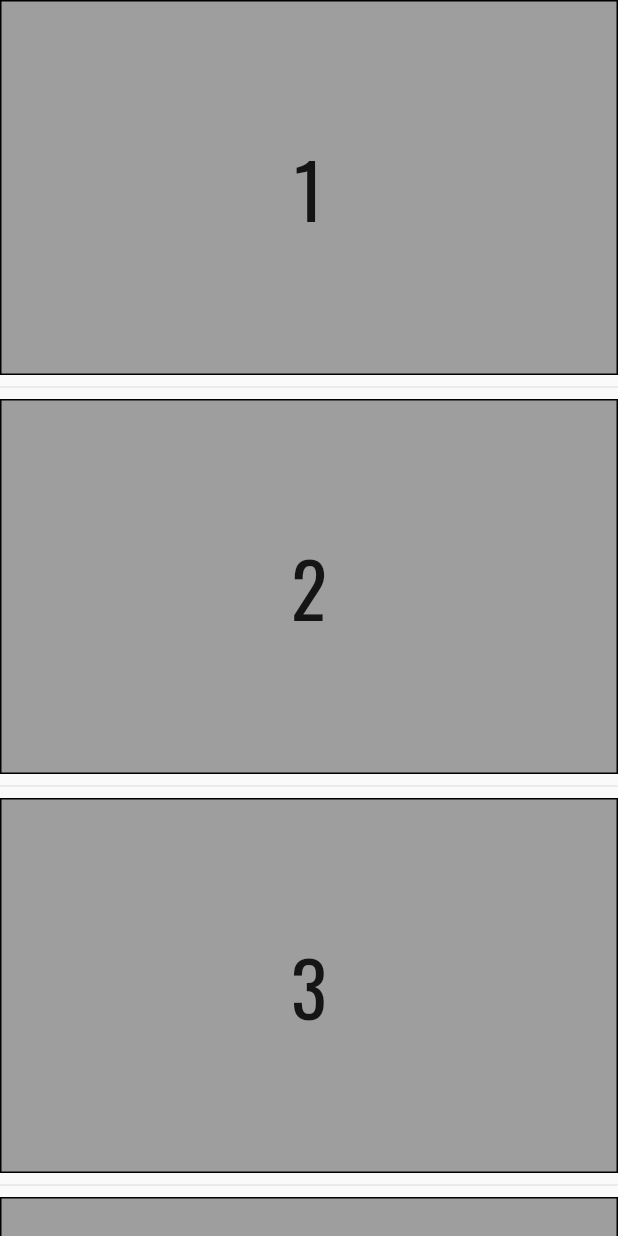
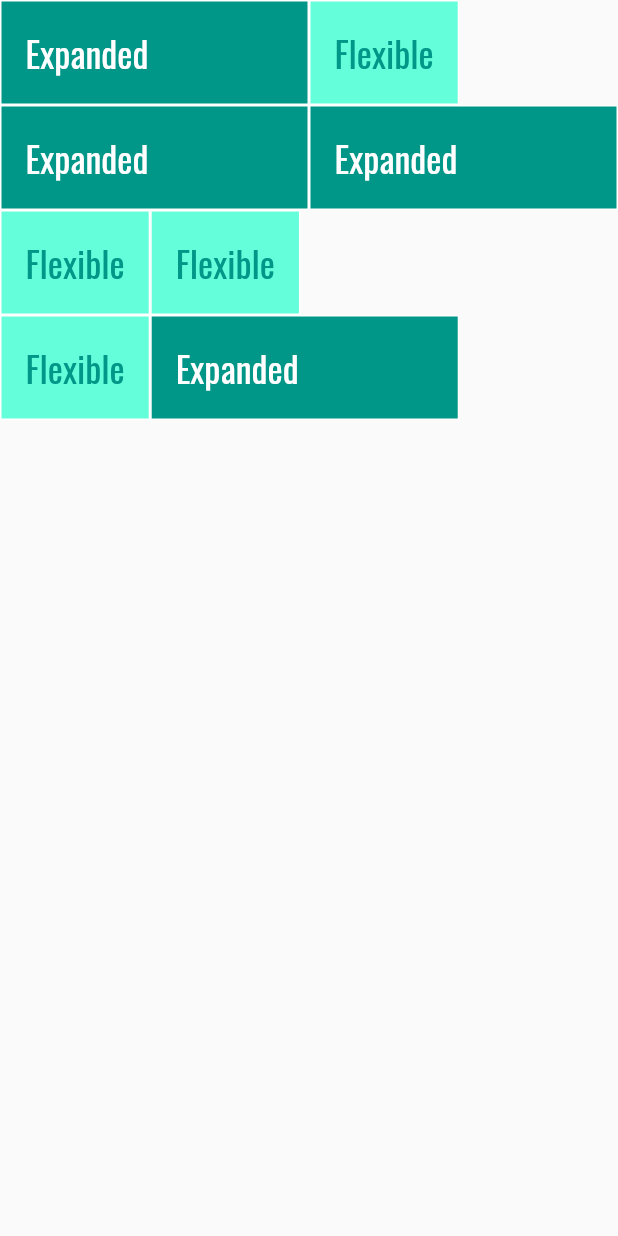
Before and after one commit to ihsanunot/Flutter-Dasar-Bagian-1, a Flutter app: the screen it shows after launch, on a phone screen of 412 x 824 dp. Run offline on Flutter 3.47's test engine with Material 2 defaults, Android fonts, the phone set to English and light mode, and no system bars.

Commit message:
expand_flexible

```diff
--- a/lib/main.dart
+++ b/lib/main.dart
@@ -1,8 +1,6 @@
 import 'package:flutter/material.dart';
-// import 'widget/listview_basic.dart';
-// import 'widget/listview_dinamik.dart';
-// import 'widget/listview_builder.dart';
-import 'widget/listview_separator.dart';
+// import './widget/expand_pelangi.dart';
+import './widget/flexible_expanded.dart';
 
 void main() {
   runApp(const MyApp());
@@ -16,10 +14,10 @@ class MyApp extends StatelessWidget {
     return MaterialApp(
       title: 'Expanded & Flexible',
       theme: ThemeData(
-        fontFamily: 'Oswald', // custom font
+        fontFamily: 'Oswald',
         primaryColor: Colors.blue,
       ),
-      home: const ListViewSeparator(), // import widget ListView.builder
+      home: const ExpandedFlexibleWidget(),
     );
   }
 }
--- /dev/null
+++ b/lib/widget/expand_pelangi.dart
@@ -0,0 +1,48 @@
+import 'package:flutter/material.dart';
+
+class PelangiWidget extends StatelessWidget {
+  const PelangiWidget({Key? key}) : super(key: key);
+
+  @override
+  Widget build(BuildContext context) {
+    return Scaffold(
+      body: Column(children: [
+        Expanded(
+          child: Container(
+            color: Colors.red,
+          ),
+        ),
+        Expanded(
+          child: Container(
+            color: Colors.orange,
+          ),
+        ),
+        Expanded(
+          child: Container(
+            color: Colors.yellow,
+          ),
+        ),
+        Expanded(
+          child: Container(
+            color: Colors.green,
+          ),
+        ),
+        Expanded(
+          child: Container(
+            color: Colors.blue,
+          ),
+        ),
+        Expanded(
+          child: Container(
+            color: Colors.indigo,
+          ),
+        ),
+        Expanded(
+          child: Container(
+            color: Colors.purple,
+          ),
+        ),
+      ]),
+    );
+  }
+}
--- /dev/null
+++ b/lib/widget/flexible_expanded.dart
@@ -0,0 +1,96 @@
+import 'package:flutter/material.dart';
+
+class ExpandedFlexibleWidget extends StatelessWidget {
+  const ExpandedFlexibleWidget({Key? key}) : super(key: key);
+
+  @override
+  Widget build(BuildContext context) {
+    return Scaffold(
+      body: SafeArea(
+        child: SingleChildScrollView(
+          child: Column(
+            children: [
+              Row(
+                children: const [
+                  ExpandedWidget(),
+                  FlexibleWidget(),
+                ],
+              ),
+              Row(
+                children: const [
+                  ExpandedWidget(),
+                  ExpandedWidget(),
+                ],
+              ),
+              Row(
+                children: const [
+                  FlexibleWidget(),
+                  FlexibleWidget(),
+                ],
+              ),
+              Row(
+                children: const [
+                  FlexibleWidget(),
+                  ExpandedWidget(),
+                ],
+              ),
+            ],
+          ),
+        ),
+      ),
+    );
+  }
+}
+
+class ExpandedWidget extends StatelessWidget {
+  const ExpandedWidget({Key? key}) : super(key: key);
+
+  @override
+  Widget build(BuildContext context) {
+    return Expanded(
+      child: Container(
+        decoration: BoxDecoration(
+          color: Colors.teal,
+          border: Border.all(color: Colors.white),
+        ),
+        child: const Padding(
+          padding: EdgeInsets.all(16.0),
+          child: Text(
+            'Expanded',
+            style: TextStyle(
+              color: Colors.white,
+              fontSize: 24,
+            ),
+          ),
+        ),
+      ),
+    );
+  }
+}
+
+class FlexibleWidget extends StatelessWidget {
+  const FlexibleWidget({Key? key}) : super(key: key);
+
+  @override
+  Widget build(BuildContext context) {
+    return Flexible(
+      // langsung return class Flexible
+      child: Container(
+        decoration: BoxDecoration(
+          color: Colors.tealAccent,
+          border: Border.all(color: Colors.white),
+        ),
+        child: const Padding(
+          padding: EdgeInsets.all(16.0),
+          child: Text(
+            'Flexible',
+            style: TextStyle(
+              color: Colors.teal,
+              fontSize: 24,
+            ),
+          ),
+        ),
+      ),
+    );
+  }
+}
--- a/lib/widget/listview_separator.dart
+++ /dev/null
@@ -1,33 +0,0 @@
-import 'package:flutter/material.dart';
-
-class ListViewSeparator extends StatelessWidget {
-  const ListViewSeparator({Key? key}) : super(key: key);
-  final List<int> angkaList = const <int>[1, 2, 3, 4, 5, 6, 7, 8, 9, 10];
-
-  @override
-  Widget build(BuildContext context) {
-    return Scaffold(
-      body: ListView.separated(
-        itemCount: angkaList.length,
-        itemBuilder: (BuildContext context, int index) {
-          return Container(
-            height: 250,
-            decoration: BoxDecoration(
-              color: Colors.grey,
-              border: Border.all(color: Colors.black),
-            ),
-            child: Center(
-              child: Text(
-                '${angkaList[index]}',
-                style: const TextStyle(fontSize: 50),
-              ),
-            ),
-          );
-        },
-        separatorBuilder: (BuildContext context, int index) {
-          return const Divider();
-        },
-      ),
-    );
-  }
-}
```
Also changed, not shown: lib/widget/checkbox_input.dart (deleted, +0 -34 lines), lib/widget/input_text.dart (deleted, +0 -54 lines), lib/widget/listview_basic.dart (deleted, +0 -106 lines), lib/widget/listview_builder.dart (deleted, +0 -30 lines), lib/widget/listview_dinamik.dart (deleted, +0 -31 lines), lib/widget/radio_input.dart (deleted, +0 -68 lines), lib/widget/switch_input.dart (deleted, +0 -33 lines), lib/widget/test_contoh.dart (deleted, +0 -55 lines), 1 other file.
